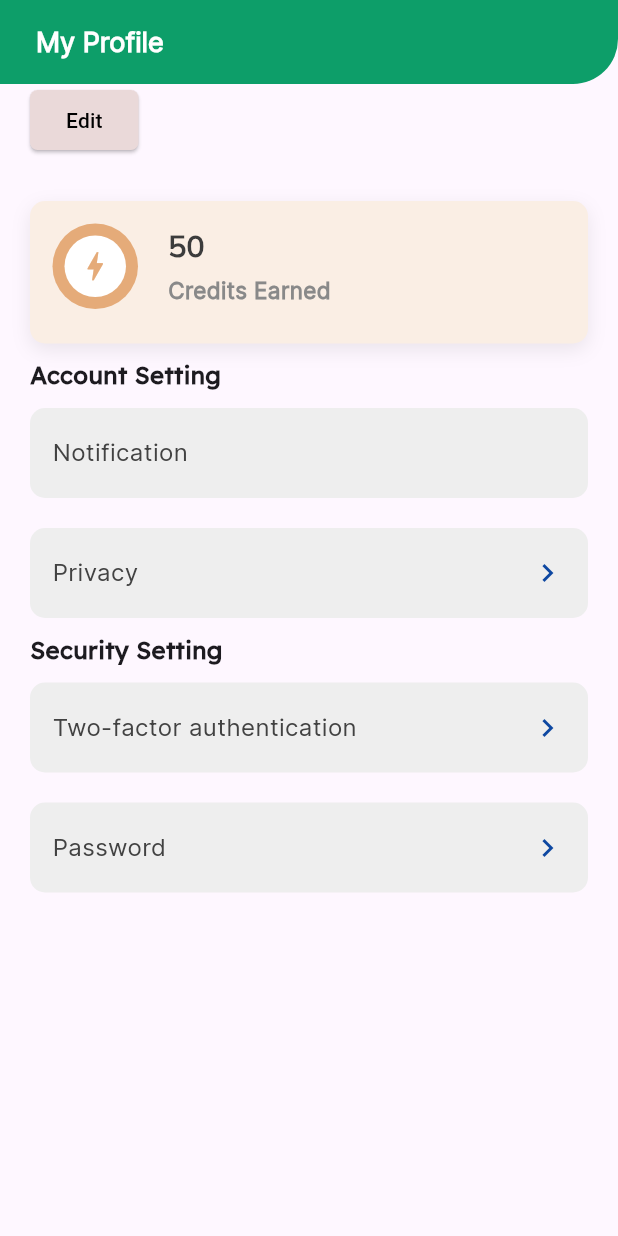
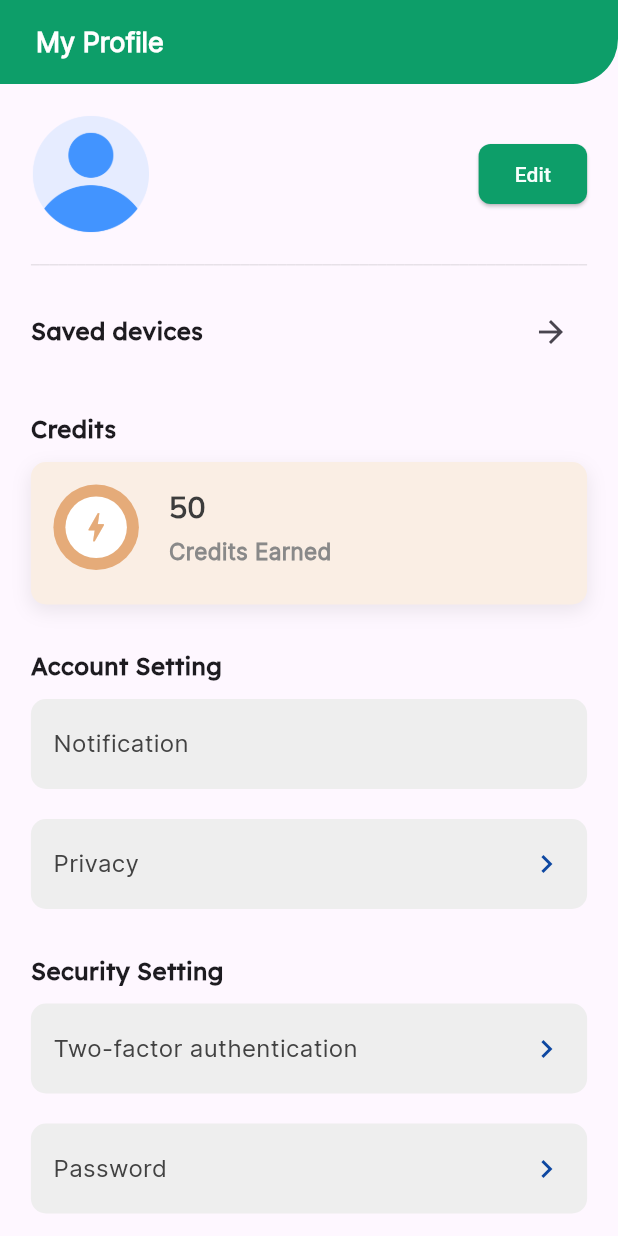
Before and after one commit to hasthiya99/wattchecker-flutter, a Flutter app: the ProfileScreen screen opened directly, on a phone screen of 412 x 824 dp. Run offline on Flutter 3.47's test engine with Material 3 defaults, Android fonts, the phone set to English and light mode, and no system bars; drawn by our look-alikes of flutter_dash; our stand-ins replace camera, dio, fl_chart, flutter_svg, image_cropper, image_picker and 3 more; missing offline and left inert: qr_code_scanner; accounts and stored records are empty; network calls fail.

Commit message:
profile page update

```diff
--- a/lib/constants/colors.dart
+++ b/lib/constants/colors.dart
@@ -8,6 +8,7 @@ const Color appGrey = Color(0xff969595);
 
 const Color textBlack = Color(0xff363636);
 const Color textGrey = Color(0xff898989);
+const Color textBlue = Color(0xff4949C5);
 
 const Color navButtonTrue = Color(0xff191919);
 const Color navButtonFalse = Color(0xff959595);
--- a/lib/screens/profile_screen.dart
+++ b/lib/screens/profile_screen.dart
@@ -1,7 +1,15 @@
 import 'package:flutter/material.dart';
+import 'package:flutter_dash/flutter_dash.dart';
 import 'package:wattchecker/constants/colors.dart';
+import 'package:wattchecker/constants/screensize.dart';
+import 'package:wattchecker/models/api_response.dart';
+import 'package:wattchecker/models/scanned_device.dart';
+import 'package:wattchecker/screens/recent_scans.dart';
 import 'package:wattchecker/screens/updateuser.dart';
+import 'package:wattchecker/services/api.dart';
+import 'package:wattchecker/services/shared_prefs.dart';
 import 'package:wattchecker/widgets/creditcard.dart';
+import 'package:wattchecker/widgets/device_details_card.dart';
 
 class ProfileScreen extends StatefulWidget {
   const ProfileScreen({super.key});
@@ -11,6 +19,28 @@ class ProfileScreen extends StatefulWidget {
 }
 
 class _ProfileScreenState extends State<ProfileScreen> {
+
+  late bool recentScansLoading;
+  List<ScannedDevice> scannedDevices = [];
+
+  @override
+  void initState() {
+    super.initState();
+    getRecentScans();
+  }
+
+  void getRecentScans() async {
+    setState(() {
+      recentScansLoading = true;
+    });
+    ResponseScans response = await Api().getScannedDevices();
+    if (!mounted) return;
+    scannedDevices = response.scannedDevices;
+    setState(() {
+      recentScansLoading = false;
+    });
+  }
+
   @override
   Widget build(BuildContext context) {
     return Scaffold(
@@ -34,24 +64,57 @@ class _ProfileScreenState extends State<ProfileScreen> {
           ),
         ),
       ),
-      body: Padding(
-        padding: const EdgeInsets.only(
-          left: 20,
-          right: 20,
+      body: SafeArea(
+        child: SingleChildScrollView(
+          child: Padding(
+            padding: EdgeInsets.symmetric(
+              horizontal: ScreenSize().width(context)*0.05,
+              vertical: 20
             ),
             child: Column(
               mainAxisAlignment: MainAxisAlignment.start,
               crossAxisAlignment: CrossAxisAlignment.start,
               children: [
+                Row(
+                  mainAxisAlignment: MainAxisAlignment.spaceBetween,
+                  children: [
+                    Container(
+                      height: 80,
+                      width: 80,
+                      decoration: BoxDecoration(
+                        borderRadius: BorderRadius.circular(10),
+                      ),
+                      child: Image.asset('assets/images/pfp.png')
+                    ),
+                    const SizedBox(width: 10),
+                    Column(
+                      crossAxisAlignment: CrossAxisAlignment.start,
+                      children: [
+                        Text("${SharedPrefs().getStringValue('firstName') ?? ''} ${SharedPrefs().getStringValue('lastName') ?? ''}",
+                            style: const TextStyle(
+                                fontFamily: 'Mulish',
+                                fontSize: 16,
+                                color: textBlack,
+                                fontWeight: FontWeight.bold)
+                            ),
+                        Text(SharedPrefs().getStringValue('email') ?? '',
+                            style: const TextStyle(
+                                fontFamily: 'Mulish',
+                                fontSize: 14,
+                                color: textBlue)
+                            ),
+                      ],
+                    ),
+                    const Spacer(),
                     ElevatedButton(
                       style: ButtonStyle(
                         backgroundColor: MaterialStateProperty.all<Color>(
-                    const Color.fromARGB(255, 234, 217, 217)),
+                            appGreen),
                         overlayColor: MaterialStateProperty.all(
-                    const Color.fromARGB(0, 90, 88, 88)),
+                            appBlack.withOpacity(0.05)),
                         shape: MaterialStateProperty.all<RoundedRectangleBorder>(
                           RoundedRectangleBorder(
-                    borderRadius: BorderRadius.circular(5.0), // Border radius
+                            borderRadius: BorderRadius.circular(8.0), // Border radius
                           ),
                         ),
                       ),
@@ -61,10 +124,77 @@ class _ProfileScreenState extends State<ProfileScreen> {
                       },
                       child: const Text(
                         'Edit',
-                style: TextStyle(color: Colors.black),
+                        style: TextStyle(color: appWhite),
                       ),
                     ),
+                  ],
+                ),
                 const SizedBox(height: 20),
+                Dash(
+                  dashGap: 0,
+                  direction: Axis.horizontal,
+                  length: ScreenSize().width(context)*0.9,
+                  dashColor: appBlack.withOpacity(0.1),
+                ),
+                const SizedBox(height: 20),
+                Row(
+                  mainAxisAlignment: MainAxisAlignment.spaceBetween,
+                  children: [
+                    const Text(
+                      'Saved devices',
+                      style: TextStyle(
+                          fontFamily: 'Lexend',
+                          fontSize: 16,
+                          fontWeight: FontWeight.bold),
+                    ),
+                    if (recentScansLoading)
+                      const Padding(
+                        padding: EdgeInsets.only(right: 15.0),
+                        child: SizedBox(
+                          width: 20,
+                          height: 20,
+                          child: CircularProgressIndicator(
+                            valueColor: AlwaysStoppedAnimation<Color>(
+                                Colors.black),
+                            strokeWidth: 2,
+                          ),
+                        ),
+                      )
+                    else
+                      IconButton(
+                        icon: const Icon(
+                          Icons.arrow_forward,
+                        ),
+                        onPressed: () {
+                          Navigator.push(
+                              context,
+                              MaterialPageRoute(
+                                  builder: (context) => RecentScans(
+                                        scannedDevices: scannedDevices,
+                                      )));
+                        },
+                      ),
+                  ],
+                ),
+                ListView.builder(
+                  shrinkWrap: true,
+                  itemCount: scannedDevices.length,
+                  physics: const NeverScrollableScrollPhysics(),
+                  itemBuilder: (context, index) {
+                    return Padding(
+                      padding: const EdgeInsets.only(top: 8.0),
+                      child: DeviceDetailsCard(device: scannedDevices[index].device),
+                    );
+                  },
+                ),
+                const SizedBox(height: 30),
+                const Text(
+                  'Credits',
+                  style: TextStyle(
+                      fontFamily: 'Lexend',
+                      fontSize: 16,
+                      fontWeight: FontWeight.bold),
+                ),
                 const Creditcard(
                   icon: Icons.bolt,
                   iconColor: appCream,
@@ -72,6 +202,7 @@ class _ProfileScreenState extends State<ProfileScreen> {
                   title: '50',
                   description: 'Credits Earned',
                 ),
+                const SizedBox(height: 20),
                 const Text(
                   'Account Setting',
                   style: TextStyle(
@@ -124,6 +255,7 @@ class _ProfileScreenState extends State<ProfileScreen> {
                     ],
                   ),
                 ),
+                const SizedBox(height: 20),
                 const Text(
                   'Security Setting',
                   style: TextStyle(
@@ -191,6 +323,8 @@ class _ProfileScreenState extends State<ProfileScreen> {
               ],
             ),
           ),
+        ),
+      ),
     );
   }
 }
```
Lines whose indentation alone changed are shown as unchanged.
